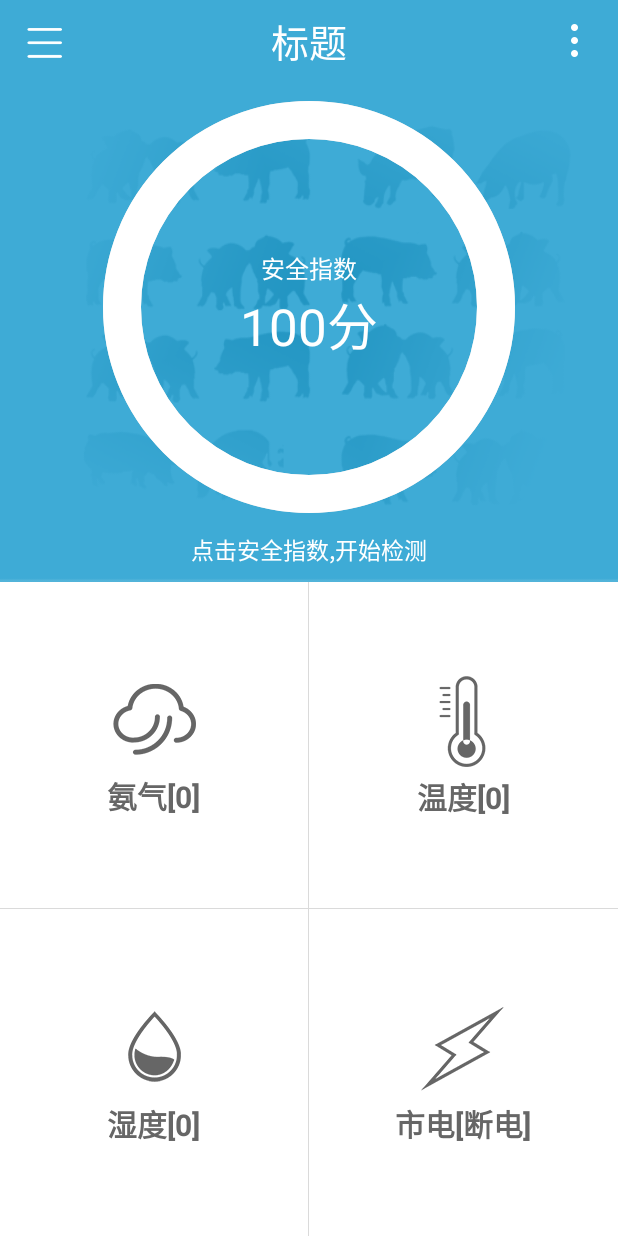
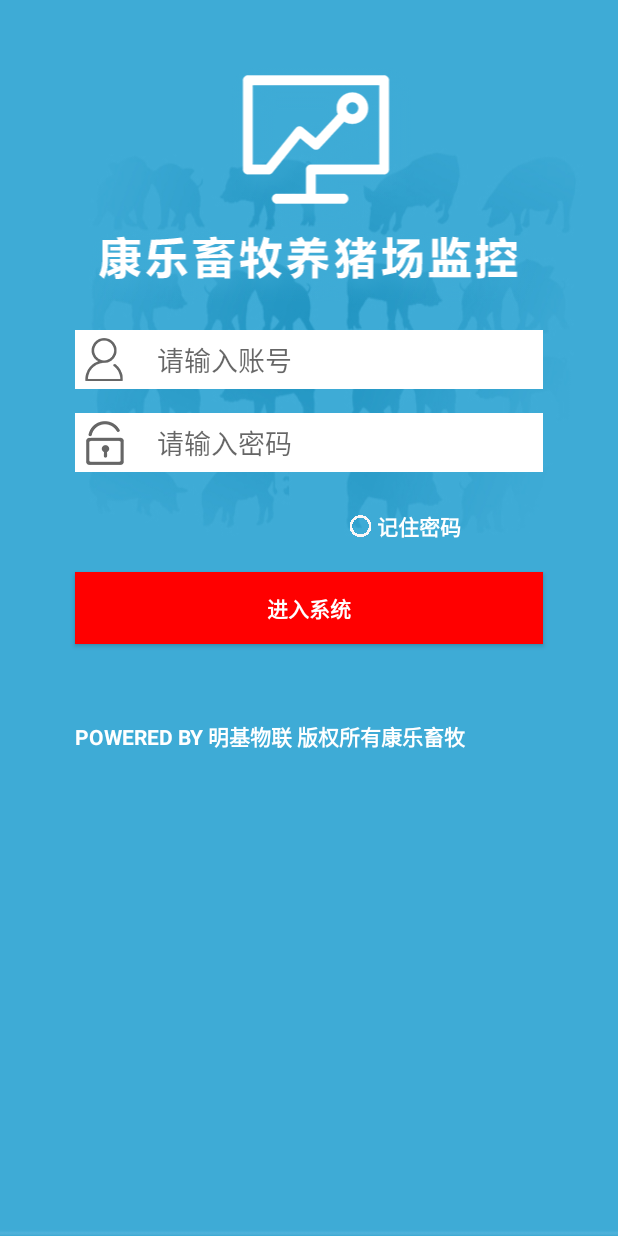
Before and after one commit to jinzhucn/FosterPig, an Android app: the screen it shows after launch (MainActivity before the commit, LoginActivity after it), on a phone screen of 412 x 824 dp. Run offline under Robolectric (Android 15) with nearby library versions, the phone set to English and light mode, and no system bars.

Commit message:
login首页跳转，接口未添加

```diff
--- a/app/src/main/AndroidManifest.xml
+++ b/app/src/main/AndroidManifest.xml
@@ -10,7 +10,7 @@
         android:label="@string/app_name"
         android:supportsRtl="true"
         android:theme="@style/AppTheme">
-        <activity android:name=".activity.MainActivity">
+        <activity android:name=".activity.LoginActivity">
             <intent-filter>
                 <action android:name="android.intent.action.MAIN" />
 
@@ -20,5 +20,6 @@
         <activity android:name=".activity.WarnActivity" />
         <activity android:name=".activity.TrueTimeDataActivity" />
         <activity android:name=".activity.SettingActivity" />
+        <activity android:name=".activity.MainActivity"/>
     </application>
 </manifest>
--- /dev/null
+++ b/app/src/main/java/com/minlu/fosterpig/activity/LoginActivity.java
@@ -0,0 +1,119 @@
+package com.minlu.fosterpig.activity;
+
+import android.app.Activity;
+import android.content.Intent;
+import android.os.Bundle;
+import android.os.PersistableBundle;
+import android.support.v4.app.FragmentActivity;
+import android.view.View;
+import android.widget.Button;
+import android.widget.CheckBox;
+import android.widget.EditText;
+
+import com.minlu.fosterpig.R;
+import com.minlu.fosterpig.StringsFiled;
+import com.minlu.fosterpig.http.OkHttpManger;
+import com.minlu.fosterpig.util.SharedPreferencesUtil;
+import com.minlu.fosterpig.util.StringUtils;
+import com.minlu.fosterpig.util.ToastUtil;
+import com.minlu.fosterpig.util.ViewsUitls;
+
+import okhttp3.FormBody;
+import okhttp3.OkHttpClient;
+import okhttp3.RequestBody;
+
+/**
+ * Created by pxj on 2016/11/22.
+ */
+public class LoginActivity extends FragmentActivity implements View.OnClickListener {
+
+    private EditText mEtUser;
+    private EditText mEtPassWord;
+
+    private CheckBox mRbRemember;
+    private boolean mIsAuto;
+
+    private String mUser;
+    private String mPassWord;
+
+    private String mHistoryPassWord;
+    private String mHistoryUser;
+
+    private Button mBLogin;
+    @Override
+    public void onClick(View v) {
+       switch (v.getId())
+       {
+           case R.id.bt_login_button:
+               login();
+               break;
+       }
+    }
+
+    @Override
+    protected void onCreate(Bundle savedInstanceState) {
+        super.onCreate(savedInstanceState);
+        setContentView(R.layout.activity_login);
+        //设置ip
+        SharedPreferencesUtil.saveStirng(getApplicationContext(), StringsFiled.IP_ADDRESS_PREFIX,
+                "http://"+"192.168.1.41:8080");
+
+        //创建数据库操作对象
+
+        // 初始化clientid
+        SharedPreferencesUtil.saveStirng(this,StringsFiled.CLIENTID,"");
+
+        initView();
+        if (mIsAuto){
+            login();
+        }
+
+    }
+
+    private void initView(){
+        mEtPassWord=(EditText)findViewById(R.id.login_user);
+        mEtUser= (EditText) findViewById(R.id.login_user);
+        showEditHistoryText();
+        mRbRemember= (CheckBox) findViewById(R.id.cb_login_remember_password);
+        mRbRemember.setChecked(mIsAuto);
+        mBLogin= (Button) findViewById(R.id.bt_login_button);
+        mBLogin.setOnClickListener(this);
+    }
+
+    private void showEditHistoryText(){
+
+
+
+    }
+
+    private void login(){
+        mUser=mEtUser.getText().toString().trim();
+        mPassWord=mEtPassWord.getText().toString().trim();
+        if(!StringUtils.isEmpty(mUser)&& !StringUtils.isEmpty(mPassWord)){
+            System.out.println("username:"+mUser+"password:"+mPassWord);
+             requestIsLoginSuccess(mUser,mPassWord);
+        }else{
+            ToastUtil.showToast(this,"帐户密码不可为空");
+        }
+
+    }
+
+
+    /*请求网络是否登录成功*/
+    private void requestIsLoginSuccess(String userName,String passWord){
+        try {
+            OkHttpClient okHttpClient= OkHttpManger.getInstance().getOkHttpClient();
+            RequestBody formBody=new FormBody.Builder().add("username",userName)
+                    .add("password",passWord).build();
+            System.out.println(formBody);
+            Intent mainActivity=new Intent(ViewsUitls.getContext(),
+                    MainActivity.class);
+            startActivity(mainActivity);
+            finish();
+            ToastUtil.showToast(LoginActivity.this,"123");
+        } catch (Exception e) {
+            e.printStackTrace();
+        }
+
+    }
+}
--- /dev/null
+++ b/app/src/main/res/drawable/selector_login_button.xml
@@ -0,0 +1,5 @@
+<?xml version="1.0" encoding="utf-8"?>
+<selector xmlns:android="http://schemas.android.com/apk/res/android">
+    <item android:drawable="@android:color/darker_gray" android:state_pressed="true" />
+    <item android:drawable="@color/red" />
+</selector>
--- /dev/null
+++ b/app/src/main/res/drawable/selector_login_radiobutton_bg.xml
@@ -0,0 +1,5 @@
+<?xml version="1.0" encoding="utf-8"?>
+<selector xmlns:android="http://schemas.android.com/apk/res/android">
+    <item android:drawable="@mipmap/radio_unchecked" android:state_checked="false" />
+    <item android:drawable="@mipmap/radio_checked" android:state_checked="true" />
+</selector>
--- /dev/null
+++ b/app/src/main/res/drawable/shape_editext_bg.xml
@@ -0,0 +1,5 @@
+<?xml version="1.0" encoding="utf-8"?>
+<shape xmlns:android="http://schemas.android.com/apk/res/android"
+    android:shape="rectangle">
+    <solid android:color="@color/white" />
+</shape>
--- /dev/null
+++ b/app/src/main/res/layout/activity_login.xml
@@ -0,0 +1,72 @@
+<?xml version="1.0" encoding="utf-8"?>
+<RelativeLayout xmlns:android="http://schemas.android.com/apk/res/android"
+    xmlns:tools="http://schemas.android.com/tools"
+    android:layout_width="match_parent"
+    android:layout_height="match_parent"
+    android:background="@mipmap/login_background"
+    android:orientation="vertical"
+    tools:context=".activity.LoginActivity">
+
+    <ImageView
+        android:layout_width="match_parent"
+        android:layout_height="wrap_content"
+        android:layout_marginTop="30dp"
+
+        android:src="@mipmap/login_top" />
+
+    <EditText
+        android:id="@+id/login_user"
+        style="@style/editText_child"
+        android:layout_alignParentTop="true"
+        android:layout_marginBottom="@dimen/activity_vertical_margin"
+        android:layout_marginTop="220dp"
+        android:drawableLeft="@mipmap/login_user"
+        android:drawableStart="@mipmap/login_user"
+        android:hint="@string/login_hit_user"
+        android:textColor="@color/black" />
+
+    <EditText
+        android:id="@+id/login_password"
+        style="@style/editText_child"
+        android:layout_width="match_parent"
+        android:layout_height="wrap_content"
+        android:layout_below="@id/login_user"
+        android:drawableLeft="@mipmap/login_password"
+        android:drawableStart="@mipmap/login_password"
+        android:hint="@string/login_hit_password"
+        android:inputType="textPassword"
+        android:textColor="@color/black" />
+
+    <CheckBox
+        android:id="@+id/cb_login_remember_password"
+        style="@style/login_remember_password"
+        android:layout_width="wrap_content"
+        android:layout_height="wrap_content"
+        android:button="@null"
+        android:checked="false"
+        android:drawableLeft="@drawable/selector_login_radiobutton_bg"
+        android:text="@string/login_remember_password"
+        android:textColor="@color/white"
+        android:textStyle="bold" />
+
+    <Button
+        android:id="@+id/bt_login_button"
+        style="@style/login_in_padding"
+        android:layout_width="match_parent"
+        android:layout_height="wrap_content"
+        android:layout_below="@id/cb_login_remember_password"
+        android:layout_marginTop="20dp"
+        android:background="@drawable/selector_login_button"
+        android:text="@string/login_button"
+        android:textColor="@color/white"
+        android:textStyle="bold" />
+
+    <TextView
+        style="@style/login_foot"
+        android:layout_width="match_parent"
+        android:layout_height="wrap_content"
+        android:text="@string/login_foot"
+        android:textColor="@color/white"
+        android:textStyle="bold" />
+
+</RelativeLayout>
--- a/app/src/main/res/values/strings.xml
+++ b/app/src/main/res/values/strings.xml
@@ -1,3 +1,8 @@
 <resources>
     <string name="app_name">FosterPig</string>
+    <string name="login_hit_user">请输入账号</string>
+    <string name="login_hit_password">请输入密码</string>
+    <string name="login_remember_password">记住密码</string>
+    <string name="login_button">进入系统</string>
+    <string name="login_foot">POWERED BY 明基物联  版权所有康乐畜牧</string>
 </resources>
--- a/app/src/main/res/values/styles.xml
+++ b/app/src/main/res/values/styles.xml
@@ -46,4 +46,33 @@
         <item name="android:textStyle">normal</item>
     </style>
 
+    <style name="editText_parent">
+        <item name="android:paddingRight">15dp</item>
+        <item name="android:textColor">@color/white</item>
+        <item name="android:background">@drawable/shape_editext_bg</item>
+        <item name="android:layout_width">match_parent</item>
+        <item name="android:layout_height">wrap_content</item>
+
+    </style>
+    <style name="editText_child" parent="editText_parent">
+        <item name="android:drawablePadding">15dp</item>
+        <item name="android:layout_marginRight">50dp</item>
+        <item name="android:layout_marginLeft">50dp</item>
+    </style>
+    <style name="login_in_padding">
+        <item name="android:layout_marginRight">50dp</item>
+        <item name="android:layout_marginLeft">50dp</item>
+    </style>
+
+    <style name="login_foot">
+        <item name="android:layout_marginTop">480dp</item>
+        <item name="android:layout_marginLeft">50dp</item>
+        <item name="android:layout_marginRight">50dp</item>
+    </style>
+    <style name="login_remember_password">
+        <item name="android:layout_marginTop">340dp</item>
+        <item name="android:layout_marginRight">50dp</item>
+        <item name="android:layout_marginLeft">230dp</item>
+    </style>
+
 </resources>
```
